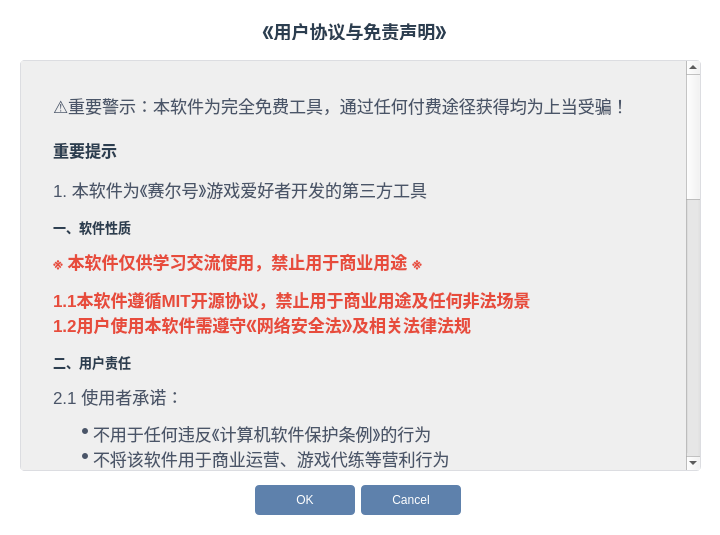
First picture: the form in code/Ui_OnStartDialogWindow.ui, repository UncleBang0214/SeerLauncher, before the edit.
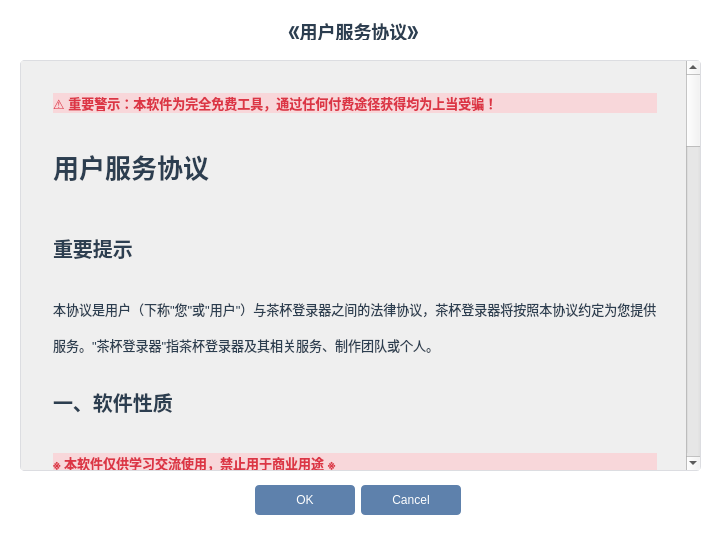
Second picture: the form after the edit.

Commit message: 用户服务协议

The edit to the form file:
```diff
--- a/code/Ui_OnStartDialogWindow.ui
+++ b/code/Ui_OnStartDialogWindow.ui
@@ -10,6 +10,18 @@
     <height>535</height>
    </rect>
   </property>
+  <property name="minimumSize">
+   <size>
+    <width>720</width>
+    <height>535</height>
+   </size>
+  </property>
+  <property name="maximumSize">
+   <size>
+    <width>720</width>
+    <height>535</height>
+   </size>
+  </property>
   <property name="windowTitle">
    <string>用户协议与免责声明</string>
   </property>
@@ -23,9 +35,9 @@
   <widget class="QLabel" name="label_title">
    <property name="geometry">
     <rect>
-     <x>250</x>
+     <x>228</x>
      <y>10</y>
-     <width>209</width>
+     <width>251</width>
      <height>42</height>
     </rect>
    </property>
@@ -39,7 +51,7 @@
                 </string>
    </property>
    <property name="text">
-    <string>《用户协议与免责声明》</string>
+    <string>《用户服务协议》</string>
    </property>
    <property name="alignment">
     <set>Qt::AlignCenter</set>
@@ -80,7 +92,7 @@
       <x>0</x>
       <y>0</y>
       <width>662</width>
-      <height>1191</height>
+      <height>1758</height>
      </rect>
     </property>
     <layout class="QVBoxLayout" name="verticalLayout_2">
@@ -102,40 +114,150 @@
        </property>
        <property name="text">
         <string>&lt;!DOCTYPE HTML PUBLIC &quot;-//W3C//DTD HTML 4.0//EN&quot; &quot;http://www.w3.org/TR/REC-html40/strict.dtd&quot;&gt;
-&lt;html&gt;&lt;head&gt;&lt;meta name=&quot;qrichtext&quot; content=&quot;1&quot; /&gt;&lt;style type=&quot;text/css&quot;&gt;
-p, li { white-space: pre-wrap; }
-&lt;/style&gt;&lt;/head&gt;&lt;body style=&quot; font-family:'SimSun'; font-size:13px; font-weight:400; font-style:normal;&quot;&gt;
-&lt;p style=&quot; margin-top:12px; margin-bottom:12px; margin-left:0px; margin-right:0px; -qt-block-indent:0; text-indent:0px;&quot;&gt;&lt;span style=&quot; font-family:'Microsoft YaHei'; font-size:13pt;&quot;&gt;⚠重要警示：本软件为完全免费工具，通过任何付费途径获得均为上当受骗！&lt;/span&gt;&lt;span style=&quot; font-size:13px;&quot;&gt;                                     &lt;/span&gt;&lt;/p&gt;
-&lt;h3 style=&quot; margin-top:20px; margin-bottom:15px; margin-left:0px; margin-right:0px; -qt-block-indent:0; text-indent:0px;&quot;&gt;&lt;span style=&quot; font-family:'Microsoft YaHei'; font-size:13pt; font-weight:600; color:#2c3e50;&quot;&gt;重要提示&lt;/span&gt;&lt;span style=&quot; font-size:large; font-weight:600;&quot;&gt;                                     &lt;/span&gt;&lt;/h3&gt;
-&lt;p style=&quot; margin-top:12px; margin-bottom:12px; margin-left:0px; margin-right:0px; -qt-block-indent:0; text-indent:0px;&quot;&gt;&lt;span style=&quot; font-family:'Microsoft YaHei'; font-size:13pt;&quot;&gt;1. 本软件为《赛尔号》游戏爱好者开发的第三方工具&lt;/span&gt;&lt;span style=&quot; font-size:13px;&quot;&gt;                                     &lt;/span&gt;&lt;/p&gt;
-&lt;h4 style=&quot; margin-top:15px; margin-bottom:10px; margin-left:0px; margin-right:0px; -qt-block-indent:0; text-indent:0px;&quot;&gt;&lt;span style=&quot; font-family:'Microsoft YaHei'; font-size:13pt; font-weight:600; color:#2c3e50;&quot;&gt;一、软件性质&lt;/span&gt;&lt;span style=&quot; font-size:medium; font-weight:600;&quot;&gt;                                     &lt;/span&gt;&lt;/h4&gt;
-&lt;p style=&quot; margin-top:12px; margin-bottom:12px; margin-left:0px; margin-right:0px; -qt-block-indent:0; text-indent:0px;&quot;&gt;&lt;span style=&quot; font-family:'Microsoft YaHei'; font-size:13pt; font-weight:600; color:#e74c3c;&quot;&gt;※ 本软件仅供学习交流使用，禁止用于商业用途 ※&lt;/span&gt;&lt;span style=&quot; font-size:medium; font-weight:600;&quot;&gt; &lt;/span&gt;&lt;span style=&quot; font-size:13px;&quot;&gt;                                     &lt;/span&gt;&lt;/p&gt;
-&lt;p style=&quot; margin-top:12px; margin-bottom:12px; margin-left:0px; margin-right:0px; -qt-block-indent:0; text-indent:0px;&quot;&gt;&lt;span style=&quot; font-family:'Microsoft YaHei'; font-size:13pt; font-weight:600; color:#e74c3c;&quot;&gt;1.1本软件遵循MIT开源协议，禁止用于商业用途及任何非法场景&lt;/span&gt;&lt;span style=&quot; font-family:'Microsoft YaHei'; font-size:13pt;&quot;&gt;&lt;br /&gt;&lt;/span&gt;&lt;span style=&quot; font-family:'Microsoft YaHei'; font-size:13pt; font-weight:600; color:#e74c3c;&quot;&gt;1.2用户使用本软件需遵守《网络安全法》及相关法律法规&lt;/span&gt;&lt;span style=&quot; font-size:13px;&quot;&gt;                                     &lt;/span&gt;&lt;/p&gt;
-&lt;h4 style=&quot; margin-top:15px; margin-bottom:10px; margin-left:0px; margin-right:0px; -qt-block-indent:0; text-indent:0px;&quot;&gt;&lt;span style=&quot; font-family:'Microsoft YaHei'; font-size:13pt; font-weight:600; color:#2c3e50;&quot;&gt;二、用户责任&lt;/span&gt;&lt;span style=&quot; font-size:medium; font-weight:600;&quot;&gt;                                     &lt;/span&gt;&lt;/h4&gt;
-&lt;p style=&quot; margin-top:12px; margin-bottom:12px; margin-left:0px; margin-right:0px; -qt-block-indent:0; text-indent:0px;&quot;&gt;&lt;span style=&quot; font-family:'Microsoft YaHei'; font-size:13pt;&quot;&gt;2.1 使用者承诺：&lt;/span&gt;&lt;span style=&quot; font-size:13px;&quot;&gt;                                     &lt;/span&gt;&lt;/p&gt;
-&lt;ul style=&quot;margin-top: 0px; margin-bottom: 0px; margin-left: 0px; margin-right: 0px; -qt-list-indent: 1;&quot;&gt;&lt;li style=&quot; font-family:'Microsoft YaHei'; font-size:13pt;&quot; style=&quot; margin-top:12px; margin-bottom:0px; margin-left:0px; margin-right:0px; -qt-block-indent:0; text-indent:0px;&quot;&gt;&lt;span style=&quot; font-size:13px;&quot;&gt;不用于任何违反《计算机软件保护条例》的行为                                    &lt;/span&gt;&lt;span style=&quot; font-family:'SimSun'; font-size:13px;&quot;&gt;                                                                        &lt;/span&gt;&lt;/li&gt;
-&lt;li style=&quot; font-family:'Microsoft YaHei'; font-size:13pt;&quot; style=&quot; margin-top:0px; margin-bottom:0px; margin-left:0px; margin-right:0px; -qt-block-indent:0; text-indent:0px;&quot;&gt;&lt;span style=&quot; font-size:13px;&quot;&gt;不将该软件用于商业运营、游戏代练等营利行为&lt;/span&gt;&lt;span style=&quot; font-family:'SimSun'; font-size:13px;&quot;&gt;                                     &lt;/span&gt;&lt;/li&gt;
-&lt;li style=&quot; font-family:'Microsoft YaHei'; font-size:13pt;&quot; style=&quot; margin-top:0px; margin-bottom:12px; margin-left:0px; margin-right:0px; -qt-block-indent:0; text-indent:0px;&quot;&gt;&lt;span style=&quot; font-size:13px;&quot;&gt;在游戏允许范围内进行脚本操作                                    &lt;/span&gt;&lt;span style=&quot; font-family:'SimSun'; font-size:13px;&quot;&gt;                                                                        &lt;/span&gt;&lt;/li&gt;&lt;/ul&gt;
-&lt;h4 style=&quot; margin-top:15px; margin-bottom:10px; margin-left:0px; margin-right:0px; -qt-block-indent:0; text-indent:0px;&quot;&gt;&lt;span style=&quot; font-family:'Microsoft YaHei'; font-size:13pt; font-weight:600; color:#2c3e50;&quot;&gt;三、数据安全&lt;/span&gt;&lt;span style=&quot; font-size:medium; font-weight:600;&quot;&gt;                                     &lt;/span&gt;&lt;/h4&gt;
-&lt;p style=&quot; margin-top:12px; margin-bottom:12px; margin-left:0px; margin-right:0px; -qt-block-indent:0; text-indent:0px;&quot;&gt;&lt;span style=&quot; font-family:'Microsoft YaHei'; font-size:13pt;&quot;&gt;3.1本地存储的账号信息（login.json）为明文存储&lt;br /&gt;3.2 建议采取以下安全措施：&lt;/span&gt;&lt;span style=&quot; font-size:13px;&quot;&gt;                                                                        &lt;/span&gt;&lt;/p&gt;
-&lt;ul style=&quot;margin-top: 0px; margin-bottom: 0px; margin-left: 0px; margin-right: 0px; -qt-list-indent: 1;&quot;&gt;&lt;li style=&quot; font-family:'Microsoft YaHei'; font-size:13pt;&quot; style=&quot; margin-top:12px; margin-bottom:0px; margin-left:0px; margin-right:0px; -qt-block-indent:0; text-indent:0px;&quot;&gt;&lt;span style=&quot; font-size:13px;&quot;&gt;定期修改游戏密码&lt;/span&gt;&lt;span style=&quot; font-family:'SimSun'; font-size:13px;&quot;&gt;                                     &lt;/span&gt;&lt;/li&gt;
-&lt;li style=&quot; font-family:'Microsoft YaHei'; font-size:13pt;&quot; style=&quot; margin-top:0px; margin-bottom:0px; margin-left:0px; margin-right:0px; -qt-block-indent:0; text-indent:0px;&quot;&gt;&lt;span style=&quot; font-size:13px;&quot;&gt;不在公共设备保存登录信息&lt;/span&gt;&lt;span style=&quot; font-family:'SimSun'; font-size:13px;&quot;&gt;                                     &lt;/span&gt;&lt;/li&gt;
-&lt;li style=&quot; font-family:'Microsoft YaHei'; font-size:13pt;&quot; style=&quot; margin-top:0px; margin-bottom:12px; margin-left:0px; margin-right:0px; -qt-block-indent:0; text-indent:0px;&quot;&gt;&lt;span style=&quot; font-size:13px;&quot;&gt;使用系统级加密工具保护配置文件&lt;/span&gt;&lt;span style=&quot; font-family:'SimSun'; font-size:13px;&quot;&gt;                                     &lt;/span&gt;&lt;/li&gt;&lt;/ul&gt;
-&lt;h4 style=&quot; margin-top:15px; margin-bottom:10px; margin-left:0px; margin-right:0px; -qt-block-indent:0; text-indent:0px;&quot;&gt;&lt;span style=&quot; font-family:'Microsoft YaHei'; font-size:13pt; font-weight:600; color:#2c3e50;&quot;&gt;四、第三方组件&lt;/span&gt;&lt;span style=&quot; font-size:medium; font-weight:600;&quot;&gt;                                     &lt;/span&gt;&lt;/h4&gt;
-&lt;p style=&quot; margin-top:12px; margin-bottom:12px; margin-left:0px; margin-right:0px; -qt-block-indent:0; text-indent:0px;&quot;&gt;&lt;span style=&quot; font-family:'Microsoft YaHei'; font-size:13pt;&quot;&gt;4.1集成的大漠插件(dm.dll)需遵守其官方授权条款&lt;br /&gt;4.2 开发者不承担因插件导致的：&lt;/span&gt;&lt;span style=&quot; font-size:13px;&quot;&gt;                                                                        &lt;/span&gt;&lt;/p&gt;
-&lt;ul style=&quot;margin-top: 0px; margin-bottom: 0px; margin-left: 0px; margin-right: 0px; -qt-list-indent: 1;&quot;&gt;&lt;li style=&quot; font-family:'Microsoft YaHei'; font-size:13pt;&quot; style=&quot; margin-top:12px; margin-bottom:0px; margin-left:0px; margin-right:0px; -qt-block-indent:0; text-indent:0px;&quot;&gt;&lt;span style=&quot; font-size:13px;&quot;&gt;游戏客户端异常&lt;/span&gt;&lt;span style=&quot; font-family:'SimSun'; font-size:13px;&quot;&gt;                                     &lt;/span&gt;&lt;/li&gt;
-&lt;li style=&quot; font-family:'Microsoft YaHei'; font-size:13pt;&quot; style=&quot; margin-top:0px; margin-bottom:0px; margin-left:0px; margin-right:0px; -qt-block-indent:0; text-indent:0px;&quot;&gt;&lt;span style=&quot; font-size:13px;&quot;&gt;系统兼容性问题&lt;/span&gt;&lt;span style=&quot; font-family:'SimSun'; font-size:13px;&quot;&gt;                                     &lt;/span&gt;&lt;/li&gt;
-&lt;li style=&quot; font-family:'Microsoft YaHei'; font-size:13pt;&quot; style=&quot; margin-top:0px; margin-bottom:12px; margin-left:0px; margin-right:0px; -qt-block-indent:0; text-indent:0px;&quot;&gt;&lt;span style=&quot; font-size:13px;&quot;&gt;反作弊机制触发的风险&lt;/span&gt;&lt;span style=&quot; font-family:'SimSun'; font-size:13px;&quot;&gt;                                     &lt;/span&gt;&lt;/li&gt;&lt;/ul&gt;
-&lt;h4 style=&quot; margin-top:15px; margin-bottom:10px; margin-left:0px; margin-right:0px; -qt-block-indent:0; text-indent:0px;&quot;&gt;&lt;span style=&quot; font-family:'Microsoft YaHei'; font-size:13pt; font-weight:600; color:#2c3e50;&quot;&gt;五、免责条款&lt;/span&gt;&lt;span style=&quot; font-size:medium; font-weight:600;&quot;&gt;                                     &lt;/span&gt;&lt;/h4&gt;
-&lt;p style=&quot; margin-top:12px; margin-bottom:12px; margin-left:0px; margin-right:0px; -qt-block-indent:0; text-indent:0px;&quot;&gt;&lt;span style=&quot; font-family:'Microsoft YaHei'; font-size:13pt;&quot;&gt;出现以下情况时开发者不承担责任：&lt;/span&gt;&lt;span style=&quot; font-size:13px;&quot;&gt;                                     &lt;/span&gt;&lt;/p&gt;
-&lt;ul style=&quot;margin-top: 0px; margin-bottom: 0px; margin-left: 0px; margin-right: 0px; -qt-list-indent: 1;&quot;&gt;&lt;li style=&quot; font-family:'Microsoft YaHei'; font-size:13pt;&quot; style=&quot; margin-top:12px; margin-bottom:0px; margin-left:0px; margin-right:0px; -qt-block-indent:0; text-indent:0px;&quot;&gt;&lt;span style=&quot; font-size:13px;&quot;&gt;因软件漏洞导致的游戏数据异常&lt;/span&gt;&lt;span style=&quot; font-family:'SimSun'; font-size:13px;&quot;&gt;                                     &lt;/span&gt;&lt;/li&gt;
-&lt;li style=&quot; font-family:'Microsoft YaHei'; font-size:13pt;&quot; style=&quot; margin-top:0px; margin-bottom:0px; margin-left:0px; margin-right:0px; -qt-block-indent:0; text-indent:0px;&quot;&gt;&lt;span style=&quot; font-size:13px;&quot;&gt;未及时更新导致的版本不兼容&lt;/span&gt;&lt;span style=&quot; font-family:'SimSun'; font-size:13px;&quot;&gt;                                     &lt;/span&gt;&lt;/li&gt;
-&lt;li style=&quot; font-family:'Microsoft YaHei'; font-size:13pt;&quot; style=&quot; margin-top:0px; margin-bottom:0px; margin-left:0px; margin-right:0px; -qt-block-indent:0; text-indent:0px;&quot;&gt;&lt;span style=&quot; font-size:13px;&quot;&gt;用户自行修改代码引发的故障&lt;/span&gt;&lt;span style=&quot; font-family:'SimSun'; font-size:13px;&quot;&gt;                                     &lt;/span&gt;&lt;/li&gt;
-&lt;li style=&quot; font-family:'Microsoft YaHei'; font-size:13pt;&quot; style=&quot; margin-top:0px; margin-bottom:12px; margin-left:0px; margin-right:0px; -qt-block-indent:0; text-indent:0px;&quot;&gt;&lt;span style=&quot; font-size:13px;&quot;&gt;网络延迟或中断导致的登录失败&lt;/span&gt;&lt;span style=&quot; font-family:'SimSun'; font-size:13px;&quot;&gt;                                     &lt;/span&gt;&lt;/li&gt;&lt;/ul&gt;
-&lt;h4 style=&quot; margin-top:15px; margin-bottom:10px; margin-left:0px; margin-right:0px; -qt-block-indent:0; text-indent:0px;&quot;&gt;&lt;span style=&quot; font-family:'Microsoft YaHei'; font-size:13pt; font-weight:600; color:#2c3e50;&quot;&gt;六、法律管辖&lt;/span&gt;&lt;span style=&quot; font-size:medium; font-weight:600;&quot;&gt;                                     &lt;/span&gt;&lt;/h4&gt;
-&lt;p style=&quot; margin-top:12px; margin-bottom:12px; margin-left:0px; margin-right:0px; -qt-block-indent:0; text-indent:0px;&quot;&gt;&lt;span style=&quot; font-family:'Microsoft YaHei'; font-size:13pt;&quot;&gt;6.1 本协议适用中华人民共和国法律&lt;br /&gt;6.2 争议应优先通过友好协商解决&lt;br /&gt;6.3 协商不成时应向开发者所在地法院提起诉讼                                    &lt;/span&gt;&lt;span style=&quot; font-size:13px;&quot;&gt;                                     &lt;/span&gt;&lt;/p&gt;
-&lt;p style=&quot; margin-top:30px; margin-bottom:12px; margin-left:0px; margin-right:0px; -qt-block-indent:0; text-indent:0px;&quot;&gt;&lt;span style=&quot; font-family:'Microsoft YaHei'; font-size:13pt; font-weight:600;&quot;&gt;【再次提醒】本软件不会通过任何渠道收费，谨防受骗！&lt;/span&gt;&lt;span style=&quot; font-size:13px; font-weight:600;&quot;&gt; &lt;/span&gt;&lt;span style=&quot; font-size:13px;&quot;&gt;                                    &lt;/span&gt;&lt;/p&gt;
-&lt;p style=&quot; margin-top:30px; margin-bottom:12px; margin-left:0px; margin-right:0px; -qt-block-indent:0; text-indent:0px;&quot;&gt;&lt;span style=&quot; font-family:'Microsoft YaHei'; font-size:13pt; font-weight:600; color:#e74c3c;&quot;&gt;【最终确认】继续使用即视为已阅读并同意上述所有条款&lt;/span&gt;&lt;span style=&quot; font-size:13px; font-weight:600;&quot;&gt; &lt;/span&gt;&lt;span style=&quot; font-size:13px;&quot;&gt;                                &lt;/span&gt;&lt;/p&gt;&lt;/body&gt;&lt;/html&gt;</string>
+&lt;html&gt;
+&lt;head&gt;
+&lt;meta charset=&quot;UTF-8&quot;&gt;
+&lt;meta name=&quot;viewport&quot; content=&quot;width=device-width, initial-scale=1.0&quot;&gt;
+&lt;style type=&quot;text/css&quot;&gt;
+body {
+    font-family: 'Microsoft YaHei', 'SimSun';
+    line-height: 1.8;
+    color: #2c3e50;
+    margin: 2rem;
+}
+
+.warning-block {
+    background: #f8d7da;
+    border-left: 4px solid #dc3545;
+    padding: 1.5rem;
+    margin: 2rem 0;
+    border-radius: 4px;
+}
+
+.section-title {
+    color: #2c3e50;
+    font-size: 1.5rem;
+    border-bottom: 2px solid #3498db;
+    padding-bottom: 0.5rem;
+    margin: 2rem 0 1.5rem;
+}
+
+.subsection-title {
+    color: #2c3e50;
+    font-size: 1.3rem;
+    margin: 1.8rem 0 1.2rem;
+}
+
+.article-content {
+    margin: 1rem 0;
+    text-indent: 2em;
+}
+
+ul {
+    margin: 1rem 0;
+    padding-left: 2.5rem;
+}
+
+li {
+    margin: 0.8rem 0;
+    list-style-type: square;
+}
+
+.red-alert {
+    color: #dc3545;
+    font-weight: 600;
+}
+
+.code-block {
+    background: #f8f9fa;
+    padding: 1rem;
+    border-radius: 4px;
+    font-family: Consolas, monospace;
+    margin: 1rem 0;
+}
+
+.final-notice {
+    text-align: center;
+    font-size: 1.2rem;
+    margin: 3rem 0;
+    padding: 2rem;
+    background: #e9ecef;
+    border-radius: 8px;
+}
+&lt;/style&gt;
+&lt;/head&gt;
+&lt;body&gt;
+
+&lt;div class=&quot;warning-block&quot;&gt;
+    &lt;p class=&quot;red-alert&quot;&gt;⚠ 重要警示：本软件为完全免费工具，通过任何付费途径获得均为上当受骗！&lt;/p&gt;
+&lt;/div&gt;
+
+&lt;h1 class=&quot;section-title&quot;&gt;用户服务协议&lt;/h1&gt;
+
+&lt;h2 class=&quot;subsection-title&quot;&gt;重要提示&lt;/h2&gt;
+&lt;p class=&quot;article-content&quot;&gt;本协议是用户（下称&quot;您&quot;或&quot;用户&quot;）与茶杯登录器之间的法律协议，茶杯登录器将按照本协议约定为您提供服务。&quot;茶杯登录器&quot;指茶杯登录器及其相关服务、制作团队或个人。&lt;/p&gt;
+
+&lt;h2 class=&quot;subsection-title&quot;&gt;一、软件性质&lt;/h2&gt;
+&lt;div class=&quot;warning-block&quot;&gt;
+    &lt;p class=&quot;red-alert&quot;&gt;※ 本软件仅供学习交流使用，禁止用于商业用途 ※&lt;/p&gt;
+&lt;/div&gt;
+&lt;p class=&quot;article-content&quot;&gt;1.1 茶杯登录器是针对游戏《赛尔号》的辅助工具，提供日常登录、游戏优化、数据计算等功能，非作弊外挂。&lt;/p&gt;
+&lt;p class=&quot;article-content&quot;&gt;1.2 本软件为免费开源项目，属玩家自发制作的公益工具，开发目的为提升游戏体验，不收取任何费用。&lt;/p&gt;
+
+&lt;h2 class=&quot;subsection-title&quot;&gt;二、版权声明&lt;/h2&gt;
+&lt;p class=&quot;article-content&quot;&gt;2.1 软件源代码著作权归作者所有（图标素材除外）&lt;/p&gt;
+&lt;p class=&quot;article-content&quot;&gt;2.2 游戏主体及素材版权归属上海淘米网络科技有限公司&lt;/p&gt;
+
+&lt;h2 class=&quot;subsection-title&quot;&gt;三、服务条款&lt;/h2&gt;
+&lt;p class=&quot;article-content&quot;&gt;3.1 服务范围包括：&lt;/p&gt;
+&lt;ul&gt;
+    &lt;li&gt;茶杯登录器主体程序&lt;/li&gt;
+    &lt;li&gt;精灵大全/计算器等扩展功能&lt;/li&gt;
+    &lt;li&gt;游戏攻略与科普内容&lt;/li&gt;
+    &lt;li&gt;多终端适配版本&lt;/li&gt;
+&lt;/ul&gt;
+&lt;p class=&quot;article-content&quot;&gt;3.2 禁止通过非法手段分离软件功能&lt;/p&gt;
+&lt;p class=&quot;article-content&quot;&gt;3.3 仅限官方指定渠道下载使用&lt;/p&gt;
+
+&lt;h2 class=&quot;subsection-title&quot;&gt;四、用户责任&lt;/h2&gt;
+&lt;p class=&quot;article-content&quot;&gt;4.1 需遵守以下法律法规：&lt;/p&gt;
+&lt;ul&gt;
+    &lt;li&gt;《中华人民共和国网络安全法》&lt;/li&gt;
+    &lt;li&gt;《计算机软件保护条例》&lt;/li&gt;
+    &lt;li&gt;《信息网络传播权保护条例》&lt;/li&gt;
+&lt;/ul&gt;
+&lt;p class=&quot;article-content&quot;&gt;4.2 禁止行为包括：&lt;/p&gt;
+&lt;ul&gt;
+    &lt;li&gt;利用软件进行游戏作弊&lt;/li&gt;
+    &lt;li&gt;商业性使用或二次销售&lt;/li&gt;
+    &lt;li&gt;反向工程或恶意修改&lt;/li&gt;
+&lt;/ul&gt;
+
+&lt;h2 class=&quot;subsection-title&quot;&gt;五、数据安全&lt;/h2&gt;
+&lt;p class=&quot;article-content&quot;&gt;5.1 本地存储采用明文记录账号（不含密码）&lt;/p&gt;
+&lt;p class=&quot;article-content&quot;&gt;5.2 建议安全措施：&lt;/p&gt;
+&lt;ul&gt;
+    &lt;li&gt;定期修改游戏密码&lt;/li&gt;
+    &lt;li&gt;避免公共设备保存信息&lt;/li&gt;
+    &lt;li&gt;使用系统加密工具&lt;/li&gt;
+&lt;/ul&gt;
+
+&lt;h2 class=&quot;subsection-title&quot;&gt;六、免责声明&lt;/h2&gt;
+&lt;p class=&quot;article-content&quot;&gt;6.1 不承担责任的情形：&lt;/p&gt;
+&lt;ul&gt;
+    &lt;li&gt;软件漏洞导致的数据异常&lt;/li&gt;
+    &lt;li&gt;版本不兼容问题&lt;/li&gt;
+    &lt;li&gt;用户自行修改引发的故障&lt;/li&gt;
+    &lt;li&gt;网络问题导致的登录失败&lt;/li&gt;
+&lt;/ul&gt;
+
+&lt;div class=&quot;final-notice&quot;&gt;
+    &lt;p class=&quot;red-alert&quot;&gt;【重要提示】本软件完全免费，谨防诈骗！&lt;/p&gt;
+    &lt;p class=&quot;red-alert&quot;&gt;【使用确认】继续操作即视为接受全部条款&lt;/p&gt;
+&lt;/div&gt;
+
+&lt;/body&gt;
+&lt;/html&gt;</string>
        </property>
        <property name="alignment">
         <set>Qt::AlignTop</set>
```
Left out of the diff: 2 changed lines with no effect on the pictures. The commit also changes 1 other file.
